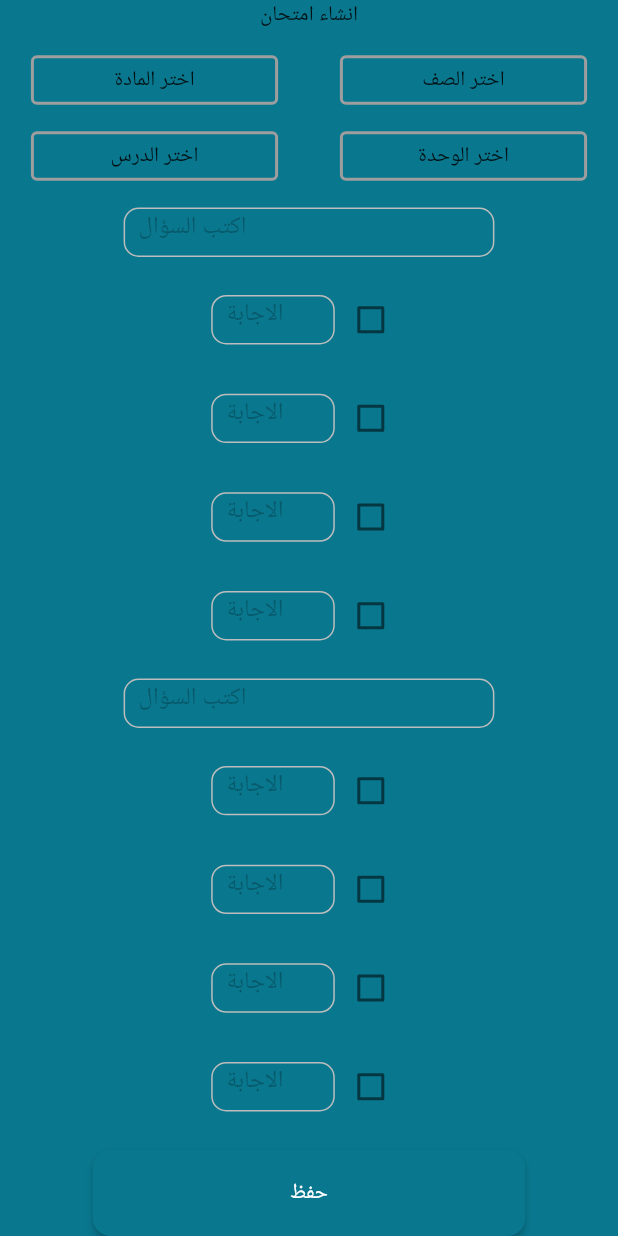
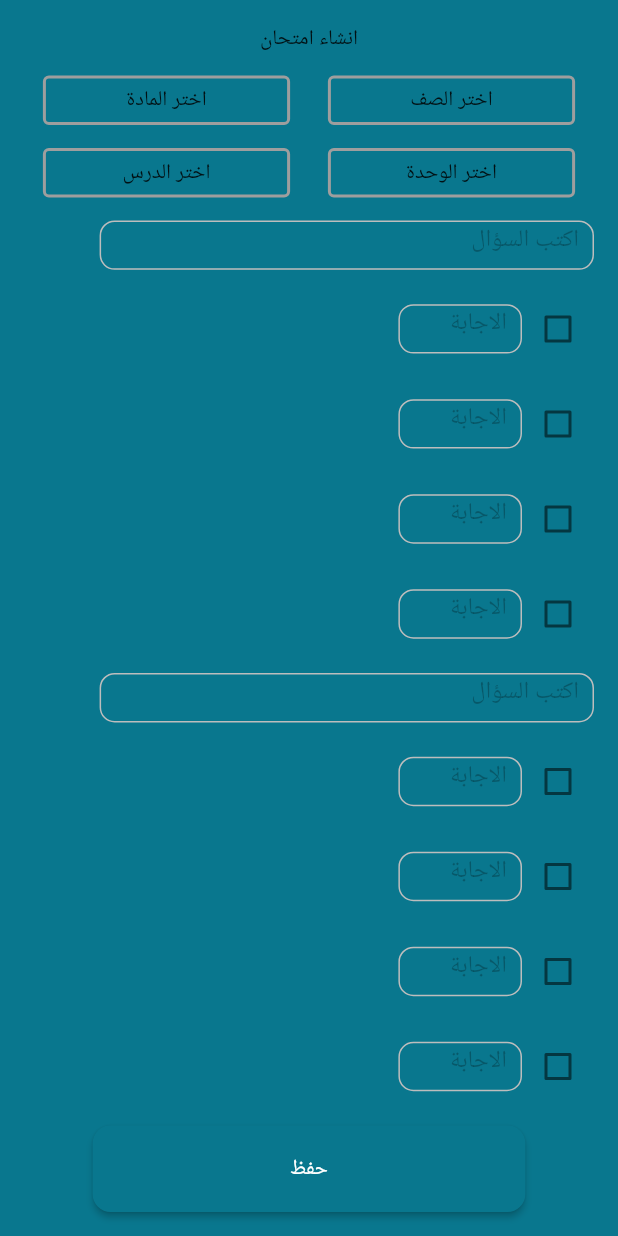
Before and after one commit to TalaArar/odros_exam, a Flutter app: the screen it shows after launch, on a phone screen of 412 x 824 dp. Run offline on Flutter 3.47's test engine with Material 3 defaults, Android fonts, the phone set to English and light mode, and no system bars; our stand-ins replace get.

Commit message:
updated by mohammad abdel qader

```diff
--- a/lib/controller/exam_controller.dart
+++ b/lib/controller/exam_controller.dart
@@ -1,15 +1,19 @@
 import 'package:get/get.dart';
 
+
 class ExamController extends GetxController{
-  final RxBool isCheked=false.obs;
-  final RxBool isCheked1=false.obs;
-  final RxBool isCheked2=false.obs;
-  final RxBool isCheked3=false.obs;
-  final RxBool isCheked4=false.obs;
-  final RxBool isCheked5=false.obs;
-  final RxBool isCheked6=false.obs;
-  final RxBool isCheked7=false.obs;
-  final RxBool isCheked8=false.obs;
+
+    RxBool isCheked=false.obs;
+    RxBool isCheked1=false.obs;
+    RxInt selectedIndex=0.obs;
+   final RxInt selectedIndex1=0.obs;
+
+   void selectedAnswer(int index){
+    if(selectedIndex==index){
+      isCheked=true.obs;
+    }
+   }
+
 
 
 }
--- a/lib/view/create_exam_view.dart
+++ b/lib/view/create_exam_view.dart
@@ -1,4 +1,4 @@
-import 'package:flutter/cupertino.dart';
+
 import 'package:flutter/material.dart';
 import 'package:flutterweb_priv/controller/exam_controller.dart';
 import 'package:flutterweb_priv/utils/colors.dart';
@@ -13,13 +13,15 @@ class CreateExamView extends GetView<ExamController> {
     return  Scaffold(
       backgroundColor: AppColors.darkBlue,
 
-      body:  Column(
+      body:  Padding(
+        padding: const EdgeInsets.all(16),
+        child: Column(
 
           mainAxisAlignment: MainAxisAlignment.spaceBetween,
 
           children: [
 
-          Text('انشاء امتحان'),
+            const Text('انشاء امتحان'),
             Row(
               mainAxisAlignment: MainAxisAlignment.spaceAround,
 
@@ -33,7 +35,7 @@ class CreateExamView extends GetView<ExamController> {
 
         ),
 
-      child: Center(child: Text("اختر المادة")),
+        child: const Center(child: Text("اختر المادة")),
 
             ),
 
@@ -46,7 +48,7 @@ class CreateExamView extends GetView<ExamController> {
 
                   ),
 
-                child: Center(child: Text("اختر الصف")),
+                  child: const Center(child: Text("اختر الصف")),
 
                 ),
 
@@ -54,7 +56,7 @@ class CreateExamView extends GetView<ExamController> {
 
               ],
             ),
-          Row(
+            const Row(
               mainAxisAlignment: MainAxisAlignment.spaceAround,
               children: [
                 CustomeContainer(
@@ -69,29 +71,34 @@ class CreateExamView extends GetView<ExamController> {
               ],
             ),
 
-          SizedBox(
+            Align(
+              alignment: Alignment.topRight,
+              child: SizedBox(
                 height: Get.height*(4/100),
-            width: Get.width*0.6,
+                width: Get.width*0.8,
                 child: TextFormField(
 
 
                   decoration: InputDecoration(
+
+                    hintTextDirection:TextDirection.rtl,
                     enabledBorder: OutlineInputBorder(
                         borderSide: BorderSide(color: Colors.grey.shade400),
                         borderRadius: BorderRadius.circular(10)),
                     hintText: 'اكتب السؤال',
-                hintStyle: TextStyle(color: Colors.black26,),
+                    hintStyle: const TextStyle(color: Colors.black26,),
                     contentPadding:
-                EdgeInsets.symmetric(horizontal: 10, vertical: 13),
+                    const EdgeInsets.symmetric(horizontal: 10, vertical: 13),
                     border: OutlineInputBorder(
                         borderSide: BorderSide(color: Colors.grey.shade400),
                         borderRadius: BorderRadius.circular(10)),
                   ),
                 ),
               ),
+            ),
 
             Row(
-            mainAxisAlignment: MainAxisAlignment.center,
+              mainAxisAlignment: MainAxisAlignment.end,
               children: [
 
                 SizedBox(
@@ -101,13 +108,14 @@ class CreateExamView extends GetView<ExamController> {
 
 
                     decoration: InputDecoration(
+                       hintTextDirection:TextDirection.rtl,
                       enabledBorder: OutlineInputBorder(
                           borderSide: BorderSide(color: Colors.grey.shade400),
                           borderRadius: BorderRadius.circular(10)),
                       hintText: 'الاجابة',
-                    hintStyle: TextStyle(color: Colors.black26,),
+                      hintStyle: const TextStyle(color: Colors.black26,),
                       contentPadding:
-                    EdgeInsets.symmetric(horizontal: 10, vertical: 13),
+                      const EdgeInsets.symmetric(horizontal: 10, vertical: 13),
                       border: OutlineInputBorder(
                           borderSide: BorderSide(color: Colors.grey.shade400),
                           borderRadius: BorderRadius.circular(10)),
@@ -115,14 +123,15 @@ class CreateExamView extends GetView<ExamController> {
                   ),
                 ),
                Obx(
-             ()=> Checkbox(value: controller.isCheked1.value, onChanged: (value) {
-                       controller.isCheked1.value=value!;
+               ()=> Checkbox(value: controller.isCheked.value, onChanged: (value) {
+                       controller.selectedAnswer(0);
+
                  },),
                )
               ],
             ),
             Row(
-            mainAxisAlignment: MainAxisAlignment.center,
+              mainAxisAlignment: MainAxisAlignment.end,
               children: [
 
                 SizedBox(
@@ -132,13 +141,14 @@ class CreateExamView extends GetView<ExamController> {
 
 
                     decoration: InputDecoration(
+                       hintTextDirection:TextDirection.rtl,
                       enabledBorder: OutlineInputBorder(
                           borderSide: BorderSide(color: Colors.grey.shade400),
                           borderRadius: BorderRadius.circular(10)),
                       hintText: 'الاجابة',
-                    hintStyle: TextStyle(color: Colors.black26,),
+                      hintStyle: const TextStyle(color: Colors.black26,),
                       contentPadding:
-                    EdgeInsets.symmetric(horizontal: 10, vertical: 13),
+                      const EdgeInsets.symmetric(horizontal: 10, vertical: 13),
                       border: OutlineInputBorder(
                           borderSide: BorderSide(color: Colors.grey.shade400),
                           borderRadius: BorderRadius.circular(10)),
@@ -146,13 +156,14 @@ class CreateExamView extends GetView<ExamController> {
                   ),
                 ),
                 Obx(
-                    ()=> Checkbox(value: controller.isCheked2.value, onChanged: (value) {
-                  controller.isCheked2.value=value!;
+               ()=> Checkbox(value: controller.isCheked.value, onChanged: (value) {
+
+
                  },),
                )
               ],
             ), Row(
-            mainAxisAlignment: MainAxisAlignment.center,
+              mainAxisAlignment: MainAxisAlignment.end,
               children: [
 
                 SizedBox(
@@ -162,13 +173,14 @@ class CreateExamView extends GetView<ExamController> {
 
 
                     decoration: InputDecoration(
+                       hintTextDirection:TextDirection.rtl,
                       enabledBorder: OutlineInputBorder(
                           borderSide: BorderSide(color: Colors.grey.shade400),
                           borderRadius: BorderRadius.circular(10)),
                       hintText: 'الاجابة',
-                    hintStyle: TextStyle(color: Colors.black26,),
+                      hintStyle: const TextStyle(color: Colors.black26,),
                       contentPadding:
-                    EdgeInsets.symmetric(horizontal: 10, vertical: 13),
+                      const EdgeInsets.symmetric(horizontal: 10, vertical: 13),
                       border: OutlineInputBorder(
                           borderSide: BorderSide(color: Colors.grey.shade400),
                           borderRadius: BorderRadius.circular(10)),
@@ -176,13 +188,14 @@ class CreateExamView extends GetView<ExamController> {
                   ),
                 ),
                 Obx(
-                    ()=> Checkbox(value: controller.isCheked3.value, onChanged: (value) {
-                  controller.isCheked3.value=value!;
+               ()=> Checkbox(value: controller.isCheked.value, onChanged: (value) {
+                       controller.selectedAnswer(2);
+
                  },),
                )
               ],
             ), Row(
-            mainAxisAlignment: MainAxisAlignment.center,
+              mainAxisAlignment: MainAxisAlignment.end,
               children: [
 
                 SizedBox(
@@ -192,13 +205,14 @@ class CreateExamView extends GetView<ExamController> {
 
 
                     decoration: InputDecoration(
+                       hintTextDirection:TextDirection.rtl,
                       enabledBorder: OutlineInputBorder(
                           borderSide: BorderSide(color: Colors.grey.shade400),
                           borderRadius: BorderRadius.circular(10)),
                       hintText: 'الاجابة',
-                    hintStyle: TextStyle(color: Colors.black26,),
+                      hintStyle: const TextStyle(color: Colors.black26,),
                       contentPadding:
-                    EdgeInsets.symmetric(horizontal: 10, vertical: 13),
+                      const EdgeInsets.symmetric(horizontal: 10, vertical: 13),
                       border: OutlineInputBorder(
                           borderSide: BorderSide(color: Colors.grey.shade400),
                           borderRadius: BorderRadius.circular(10)),
@@ -206,34 +220,41 @@ class CreateExamView extends GetView<ExamController> {
                   ),
                 ),
                  Obx(
-                    ()=> Checkbox(value: controller.isCheked4.value, onChanged: (value) {
-                  controller.isCheked4.value=value!;
+               ()=> Checkbox(value: controller.isCheked.value, onChanged: (value) {
+                       controller.selectedAnswer(3);
+
+
                  },),
                )
               ],
             ),
-          SizedBox(
+            Align(
+              alignment: Alignment.bottomRight,
+
+              child: SizedBox(
                 height: Get.height*(4/100),
-            width: Get.width*0.6,
+                width: Get.width*0.8,
                 child: TextFormField(
 
 
                   decoration: InputDecoration(
+                     hintTextDirection:TextDirection.rtl,
                     enabledBorder: OutlineInputBorder(
                         borderSide: BorderSide(color: Colors.grey.shade400),
                         borderRadius: BorderRadius.circular(10)),
                     hintText: 'اكتب السؤال',
-                hintStyle: TextStyle(color: Colors.black26,),
+                    hintStyle: const TextStyle(color: Colors.black26,),
                     contentPadding:
-                EdgeInsets.symmetric(horizontal: 10, vertical: 13),
+                    const EdgeInsets.symmetric(horizontal: 10, vertical: 13),
                     border: OutlineInputBorder(
                         borderSide: BorderSide(color: Colors.grey.shade400),
                         borderRadius: BorderRadius.circular(10)),
                   ),
                 ),
               ),
+            ),
             Row(
-            mainAxisAlignment: MainAxisAlignment.center,
+              mainAxisAlignment: MainAxisAlignment.end,
               children: [
 
                 SizedBox(
@@ -243,13 +264,14 @@ class CreateExamView extends GetView<ExamController> {
 
 
                     decoration: InputDecoration(
+                       hintTextDirection:TextDirection.rtl,
                       enabledBorder: OutlineInputBorder(
                           borderSide: BorderSide(color: Colors.grey.shade400),
                           borderRadius: BorderRadius.circular(10)),
                       hintText: 'الاجابة',
-                    hintStyle: TextStyle(color: Colors.black26,),
+                      hintStyle: const TextStyle(color: Colors.black26,),
                       contentPadding:
-                    EdgeInsets.symmetric(horizontal: 10, vertical: 13),
+                      const EdgeInsets.symmetric(horizontal: 10, vertical: 13),
                       border: OutlineInputBorder(
                           borderSide: BorderSide(color: Colors.grey.shade400),
                           borderRadius: BorderRadius.circular(10)),
@@ -257,14 +279,17 @@ class CreateExamView extends GetView<ExamController> {
                   ),
                 ),
                 Obx(
-                    ()=> Checkbox(value: controller.isCheked5.value, onChanged: (value) {
-                  controller.isCheked5.value=value!;
+               ()=> Checkbox(value: controller.isCheked1.value, onChanged: (value) {
+                        if(controller.selectedIndex==0.obs){
+                          controller.isCheked1.value=value!;
+                        }
+
                  },),
                )
               ],
             ),
             Row(
-            mainAxisAlignment: MainAxisAlignment.center,
+              mainAxisAlignment: MainAxisAlignment.end,
               children: [
 
                 SizedBox(
@@ -274,13 +299,14 @@ class CreateExamView extends GetView<ExamController> {
 
 
                     decoration: InputDecoration(
+                       hintTextDirection:TextDirection.rtl,
                       enabledBorder: OutlineInputBorder(
                           borderSide: BorderSide(color: Colors.grey.shade400),
                           borderRadius: BorderRadius.circular(10)),
                       hintText: 'الاجابة',
-                    hintStyle: TextStyle(color: Colors.black26,),
+                      hintStyle: const TextStyle(color: Colors.black26,),
                       contentPadding:
-                    EdgeInsets.symmetric(horizontal: 10, vertical: 13),
+                      const EdgeInsets.symmetric(horizontal: 10, vertical: 13),
                       border: OutlineInputBorder(
                           borderSide: BorderSide(color: Colors.grey.shade400),
                           borderRadius: BorderRadius.circular(10)),
@@ -288,13 +314,16 @@ class CreateExamView extends GetView<ExamController> {
                   ),
                 ),
                  Obx(
-                    ()=> Checkbox(value: controller.isCheked6.value, onChanged: (value) {
-                  controller.isCheked6.value=value!;
+               ()=> Checkbox(value: controller.isCheked1.value, onChanged: (value) {
+                        if(controller.selectedIndex==1.obs){
+                          controller.isCheked1.value=value!;
+                        }
+
                  },),
                )
               ],
             ), Row(
-            mainAxisAlignment: MainAxisAlignment.center,
+              mainAxisAlignment: MainAxisAlignment.end,
               children: [
 
                 SizedBox(
@@ -304,13 +333,14 @@ class CreateExamView extends GetView<ExamController> {
 
 
                     decoration: InputDecoration(
+                       hintTextDirection:TextDirection.rtl,
                       enabledBorder: OutlineInputBorder(
                           borderSide: BorderSide(color: Colors.grey.shade400),
                           borderRadius: BorderRadius.circular(10)),
                       hintText: 'الاجابة',
-                    hintStyle: TextStyle(color: Colors.black26,),
+                      hintStyle: const TextStyle(color: Colors.black26,),
                       contentPadding:
-                    EdgeInsets.symmetric(horizontal: 10, vertical: 13),
+                      const EdgeInsets.symmetric(horizontal: 10, vertical: 13),
                       border: OutlineInputBorder(
                           borderSide: BorderSide(color: Colors.grey.shade400),
                           borderRadius: BorderRadius.circular(10)),
@@ -318,13 +348,16 @@ class CreateExamView extends GetView<ExamController> {
                   ),
                 ),
                 Obx(
-                    ()=> Checkbox(value: controller.isCheked7.value, onChanged: (value) {
-                  controller.isCheked7.value=value!;
+               ()=> Checkbox(value: controller.isCheked1.value, onChanged: (value) {
+                        if(controller.selectedIndex==2.obs){
+                          controller.isCheked1.value=value!;
+                        }
+
                  },),
                )
               ],
             ), Row(
-            mainAxisAlignment: MainAxisAlignment.center,
+              mainAxisAlignment: MainAxisAlignment.end,
               children: [
 
                 SizedBox(
@@ -334,13 +367,14 @@ class CreateExamView extends GetView<ExamController> {
 
 
                     decoration: InputDecoration(
+                       hintTextDirection:TextDirection.rtl,
                       enabledBorder: OutlineInputBorder(
                           borderSide: BorderSide(color: Colors.grey.shade400),
                           borderRadius: BorderRadius.circular(10)),
                       hintText: 'الاجابة',
-                    hintStyle: TextStyle(color: Colors.black26,),
+                      hintStyle: const TextStyle(color: Colors.black26,),
                       contentPadding:
-                    EdgeInsets.symmetric(horizontal: 10, vertical: 13),
+                      const EdgeInsets.symmetric(horizontal: 10, vertical: 13),
                       border: OutlineInputBorder(
                           borderSide: BorderSide(color: Colors.grey.shade400),
                           borderRadius: BorderRadius.circular(10)),
@@ -348,8 +382,11 @@ class CreateExamView extends GetView<ExamController> {
                   ),
                 ),
                  Obx(
-                    ()=> Checkbox(value: controller.isCheked8.value, onChanged: (value) {
-                  controller.isCheked8.value=value!;
+               ()=> Checkbox(value: controller.isCheked1.value, onChanged: (value) {
+                        if(controller.selectedIndex==3.obs){
+                          controller.isCheked1.value=value!;
+                        }
+
                  },),
                )
               ],
@@ -362,13 +399,14 @@ class CreateExamView extends GetView<ExamController> {
                fixedSize: Size(Get.width*0.7, Get.height*0.07),
                backgroundColor: AppColors.darkBlue
              ),
-           child: Text("حفظ"),
+             child: const Text("حفظ"),
              onPressed: () {
 
            },
 
            )
           ],
+        ),
       )
     );
   }
```
Lines whose indentation alone changed are shown as unchanged.
